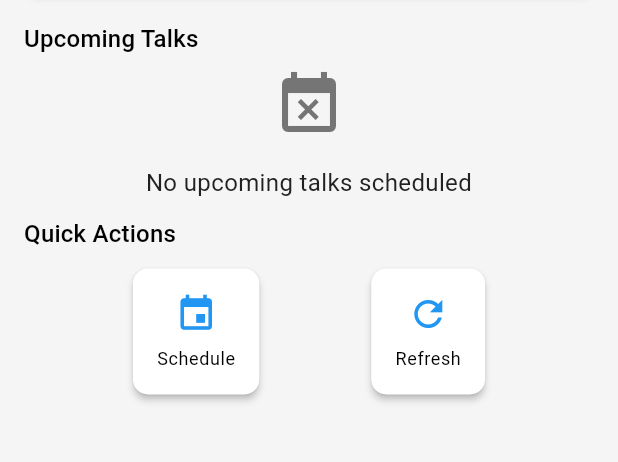
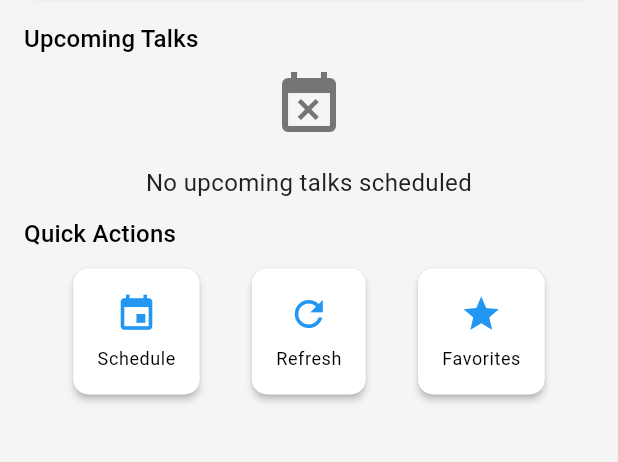
Before and after one commit to finn1817/confernece_app, a Flutter app: the HomeScreen screen opened by its route, on a phone screen of 412 x 824 dp, the part 219-681 px from its top. Run offline on Flutter 3.47's test engine with Material 3 defaults, Android fonts, the phone set to English and light mode, and no system bars; our stand-ins replace cloud_firestore, firebase_core, shared_preferences; accounts and stored records are empty.

Commit message:
adding favorites to homescreen when there are favorites, also limits 2 to the page, needs a new UI page for the favorites - plz come in clutch last minute dan - greg at 3:35 AM night before this was due

```diff
--- a/lib/screens/home_screen.dart
+++ b/lib/screens/home_screen.dart
@@ -23,6 +23,8 @@ class _HomeScreenState extends State<HomeScreen> with WidgetsBindingObserver {
   int upcomingTalksCount = 0;
   // store all fetched talks
   List<Map<String, dynamic>> talks = [];
+  // store favorite talks
+  List<Map<String, dynamic>> favoriteTalks = [];
 
   @override
   void initState() {
@@ -67,9 +69,14 @@ class _HomeScreenState extends State<HomeScreen> with WidgetsBindingObserver {
     try {
       final talks = await _firebaseService.getUpcomingTalks();
       if (!mounted) return;
+
+      // Filter favorite talks
+      final favorites = talks.where((talk) => talk['isFavorite'] == true).toList();
+
       setState(() {
         upcomingTalksCount = talks.length;
         this.talks = talks; // store the entire list
+        this.favoriteTalks = favorites; // store favorites
         isLoading = false;
       });
     } catch (e) {
@@ -211,6 +218,43 @@ class _HomeScreenState extends State<HomeScreen> with WidgetsBindingObserver {
                         ),
                     ),
 
+                    // Favorites Section - New!
+                    if (favoriteTalks.isNotEmpty) ...[
+                      const SizedBox(height: 12),
+                      Row(
+                        children: [
+                          Icon(Icons.star,
+                            size: 20,
+                            color: Colors.amber,
+                          ),
+                          const SizedBox(width: 8),
+                          Text('Favorite Events',
+                            style: Theme.of(context).textTheme.titleMedium,
+                          ),
+                        ],
+                      ),
+                      const SizedBox(height: 8),
+                      SizedBox(
+                        height: favoriteTalks.length > 1 ? 280 : 140, // Adjust height based on number of favorites
+                        child: ListView.builder(
+                          itemCount: favoriteTalks.length > 2 ? 2 : favoriteTalks.length, // Show max 2 favorites
+                          physics: const NeverScrollableScrollPhysics(),
+                          itemBuilder: (context, index) => _buildNextTalkCard(favoriteTalks[index]),
+                        ),
+                      ),
+                      if (favoriteTalks.length > 2)
+                        Align(
+                          alignment: Alignment.centerRight,
+                          child: TextButton.icon(
+                            icon: const Icon(Icons.arrow_forward, size: 18),
+                            label: const Text('See all favorites'),
+                            onPressed: () {
+                              Navigator.pushNamed(context, AppRouter.schedule);
+                            },
+                          ),
+                        ),
+                    ],
+
                     const SizedBox(height: 12),
                     Text('Upcoming Talks', style: Theme.of(context).textTheme.titleMedium),
                     const SizedBox(height: 8),
@@ -278,6 +322,22 @@ class _HomeScreenState extends State<HomeScreen> with WidgetsBindingObserver {
                           label: 'Refresh',
                           onTap: _loadData,
                         ),
+                        _buildActionButton(
+                          icon: Icons.star,
+                          label: 'Favorites',
+                          onTap: () {
+                            // You could add a dedicated favorites page,
+                            // but for now just scroll to favorites section
+                            if (favoriteTalks.isEmpty) {
+                              CommonWidgets.showNotificationBanner(
+                                context,
+                                message: 'Star talks in their detail view to add favorites',
+                              );
+                            } else {
+                              Navigator.pushNamed(context, AppRouter.schedule);
+                            }
+                          },
+                        ),
                       ],
                     ),
 
@@ -316,6 +376,8 @@ class _HomeScreenState extends State<HomeScreen> with WidgetsBindingObserver {
             int.parse(talk['colorCode'].substring(1), radix: 16) |
                 0xFF000000)
         : Theme.of(context).colorScheme.primary;
+
+    final bool isFavorite = talk['isFavorite'] == true;
 
     Widget attendeeBadge = const SizedBox.shrink();
     if (talk.containsKey('attendees') &&
@@ -384,6 +446,16 @@ class _HomeScreenState extends State<HomeScreen> with WidgetsBindingObserver {
                       maxLines: 2,
                     ),
                   ),
+                  Row(
+                    children: [
+                      if (isFavorite)
+                        Icon(Icons.star, color: Colors.amber, size: 20),
+                      if (isAdmin &&
+                          ((talk['hasMissingRegistration'] ??
+                                  false) ||
+                              (talk['hasMissingCopyright'] ??
+                                  false)))
+                        const SizedBox(width: 4),
                       if (isAdmin &&
                           ((talk['hasMissingRegistration'] ??
                                   false) ||
@@ -391,6 +463,8 @@ class _HomeScreenState extends State<HomeScreen> with WidgetsBindingObserver {
                                   false)))
                         const Icon(Icons.warning,
                             color: AppTheme.warningColor),
+                    ],
+                  ),
                 ],
               ),
               const SizedBox(height: 6), // reduced spacing
```
Lines whose indentation alone changed are shown as unchanged.
